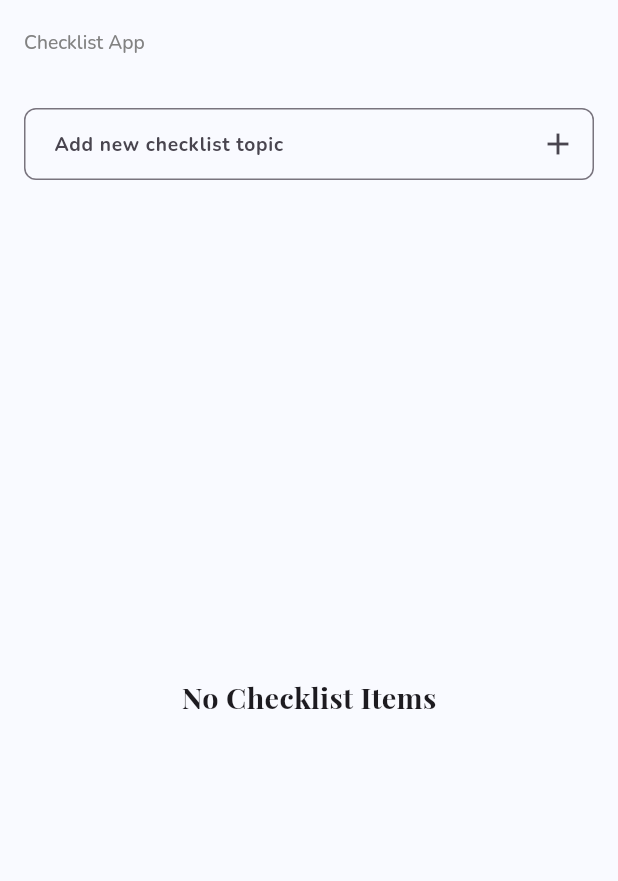
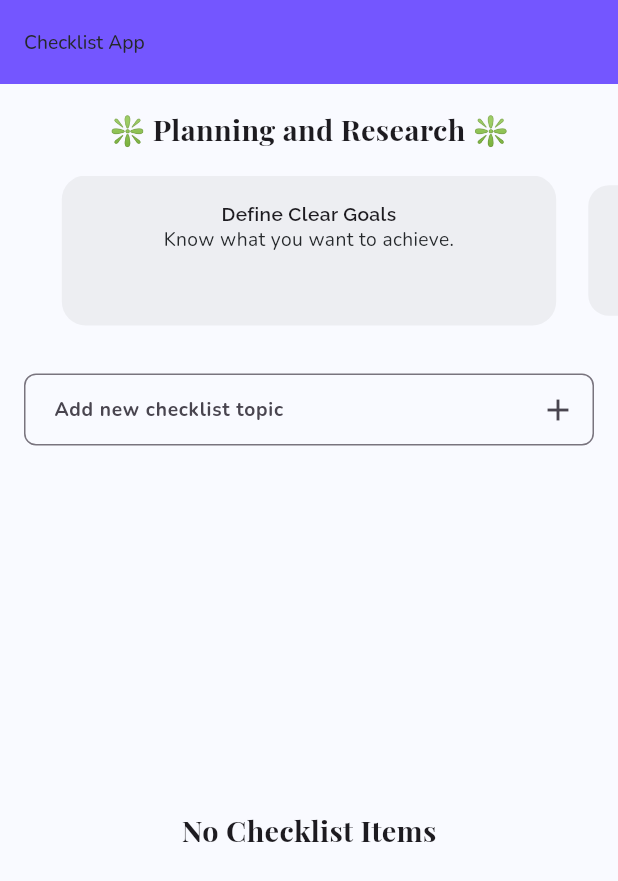
Before and after one commit to ahmedelshamy4/checkList_app, a Flutter app: the screen it shows after launch, on a phone screen of 412 x 824 dp. Shown: the top 881 px of the screen. Run offline on Flutter 3.47's test engine with Material 3 defaults, Android fonts, the light colour scheme and no system bars; drawn by our look-alikes of carousel_slider; our stand-ins replace bloc, cloud_firestore, equatable, firebase_core, flutter_bloc, flutter_spinkit and 5 more; accounts and stored records are empty.

Commit message:
working on MainChecklistPage

```diff
--- a/lib/home/presentation/pages/main_check_list_page.dart
+++ b/lib/home/presentation/pages/main_check_list_page.dart
@@ -1,12 +1,16 @@
 import 'package:checklist_app/core/custom_widgets/app_text_field_input.dart';
+import 'package:checklist_app/core/themes/app_colors.dart';
 import 'package:checklist_app/core/themes/app_text_styles.dart';
 import 'package:checklist_app/core/utils/custom_loader.dart';
+import 'package:checklist_app/core/utils/dimensions.dart';
 import 'package:checklist_app/home/domain/entities/check_list_item.dart';
 import 'package:checklist_app/home/presentation/manager/checklist_cubit.dart';
 import 'package:checklist_app/home/presentation/manager/checklist_state.dart';
 import 'package:checklist_app/home/presentation/widgets/build_reorderable_check_list_item.dart';
+import 'package:checklist_app/home/presentation/widgets/tips_carousel_widget.dart';
 import 'package:flutter/material.dart';
 import 'package:flutter_bloc/flutter_bloc.dart';
+import 'package:gap/gap.dart';
 
 class MainChecklistPage extends StatelessWidget {
   const MainChecklistPage({super.key});
@@ -19,10 +23,17 @@ class MainChecklistPage extends StatelessWidget {
         appBar: AppBar(
           title: Text(
             'Checklist App',
-            style: AppTextStyles.nunitoFont20Medium(context),
+            style: AppTextStyles.nunitoFont20Medium(context,color: AppColors.blackColor),
           ),
         ),
-        body: const _ChecklistBody(),
+        body: Column(
+          children: [
+            const Gap(PaddingDimensions.large),
+            Text("❇️ Planning and Research ❇️", style: AppTextStyles.playfairFont24Bold(context)),
+            TipsCarouselWidget(),
+            const Expanded(child: _ChecklistBody()),
+          ],
+        ),
       ),
     );
   }
@@ -51,9 +62,6 @@ class _ChecklistBodyState extends State<_ChecklistBody> {
     }
   }
 
-  void _onRemoveChecklistTopic(String id) {
-    context.read<ChecklistCubit>().removeChecklistItem(id);
-  }
 
   @override
   void dispose() {
--- /dev/null
+++ b/lib/home/presentation/widgets/tips_carousel_widget.dart
@@ -0,0 +1,92 @@
+import 'package:carousel_slider/carousel_slider.dart';
+import 'package:checklist_app/core/themes/app_colors.dart';
+import 'package:checklist_app/core/themes/app_text_styles.dart';
+import 'package:checklist_app/core/utils/dimensions.dart';
+import 'package:equatable/equatable.dart';
+import 'package:flutter/material.dart';
+
+class TipsCarouselWidget extends StatelessWidget {
+  TipsCarouselWidget({super.key});
+
+  final List<TipsCarouselEntity> carouselItems = [
+    const TipsCarouselEntity(
+        title: "Define Clear Goals", text: "Know what you want to achieve."),
+    const TipsCarouselEntity(
+        title: "Focus on User Experience",
+        text: "Design with your users in mind."),
+    const TipsCarouselEntity(
+        title: "Embrace Agile Methodology",
+        text: "Stay flexible and responsive to changes."),
+    const TipsCarouselEntity(
+        title: "User Stories",
+        text: "Create user stories to define user needs and scenarios."),
+    const TipsCarouselEntity(
+        title: "Test Early and Often", text: "Identify issues before launch."),
+    const TipsCarouselEntity(
+        title: "Plan for Scalability",
+        text: "Design for future growth from day one."),
+  ];
+  @override
+  Widget build(BuildContext context) {
+    return Padding(
+      padding: const EdgeInsets.symmetric(vertical: PaddingDimensions.large),
+      child: CarouselSlider(
+        options: CarouselOptions(
+          height: 100,
+          autoPlay: true,
+          enlargeCenterPage: true,
+          aspectRatio: 16 / 9,
+          enableInfiniteScroll: false,
+          initialPage: 0,
+        ),
+        items: carouselItems.map((item) {
+          return Builder(
+            builder: (BuildContext context) {
+              return Container(
+                width: MediaQuery.of(context).size.width * 0.9,
+                decoration: BoxDecoration(
+                  color: AppColors.mediumGrey.withOpacity(0.1),
+                  borderRadius: BorderRadius.circular(16),
+                ),
+                child: Padding(
+                  padding: const EdgeInsets.symmetric(
+                      vertical: PaddingDimensions.large),
+                  child: Column(
+                    children: [
+                      Text(
+                        item.title,
+                        style: AppTextStyles.ralewayFont20SemiBold(context),
+                        textAlign: TextAlign.center,
+                      ),
+                      Text(
+                        item.text,
+                        style: AppTextStyles.nunitoFont16Regular(context,
+                            color: AppColors.blackColor),
+                        textAlign: TextAlign.center,
+                      ),
+                    ],
+                  ),
+                ),
+              );
+            },
+          );
+        }).toList(),
+      ),
+    );
+  }
+}
+
+class TipsCarouselEntity extends Equatable {
+  final String title;
+  final String text;
+
+  const TipsCarouselEntity({
+    required this.title,
+    required this.text,
+  });
+  @override
+  List<Object?> get props => [
+        title,
+        text,
+      ];
+}
--- a/lib/my_app.dart
+++ b/lib/my_app.dart
@@ -20,7 +20,7 @@ class MyApp extends StatelessWidget {
           scaffoldBackgroundColor: AppColors.white,
           fontFamily: "Raleway",
           appBarTheme: AppBarTheme(
-            color: AppColors.white,
+            color: AppColors.primaryColor,
             elevation: 0,
             titleTextStyle: AppTextStyles.ralewayFont20SemiBold(context)
                 .copyWith(color: AppColors.white),
--- a/lib/topic_page/data/repositories/topic_repository_imp.dart
+++ b/lib/topic_page/data/repositories/topic_repository_imp.dart
@@ -11,8 +11,7 @@ class CheckListTopicRepositoryImp implements TopicRepository {
   CheckListTopicRepositoryImp({required this.firestore});
 
   @override
-  Future<void> addTopic(
-      String checklistName, TopicEntity topic) async {
+  Future<void> addTopic(String checklistName, TopicEntity topic) async {
     try {
       await firestore
           .collection(AppConstants.checklistCollection)
@@ -21,6 +20,7 @@ class CheckListTopicRepositoryImp implements TopicRepository {
           .add({
         'name': topic.name,
         'description': topic.description,
+        'timestamp': FieldValue.serverTimestamp(),
       });
       print('Topic added successfully');
     } catch (e) {
@@ -36,6 +36,7 @@ class CheckListTopicRepositoryImp implements TopicRepository {
           .collection(AppConstants.checklistCollection)
           .doc(checklistName)
           .collection(AppConstants.topicsCollection)
+          .orderBy('timestamp', descending: false)
           .get();
 
       return snapshot.docs.map((doc) {
--- a/lib/topic_page/presentation/pages/topic_page.dart
+++ b/lib/topic_page/presentation/pages/topic_page.dart
@@ -185,7 +185,7 @@ class _TopicDetailsPageBodyState extends State<TopicDetailsPageBody> {
                 appBar: AppBar(
                   title: Text(
                     widget.checklistItem.name,
-                    style: AppTextStyles.nunitoFont20Medium(context),
+                    style: AppTextStyles.nunitoFont20Medium(context,color: AppColors.blackColor),
                   ),
                 ),
                 body: _topics.isNotEmpty
--- a/pubspec.yaml
+++ b/pubspec.yaml
@@ -57,6 +57,7 @@ dependencies:
   injectable_generator: ^2.4.4
   build_runner: ^2.3.3
   flutter_spinkit: ^5.2.1
+  carousel_slider: ^5.0.0
 
 dev_dependencies:
   flutter_test:
@@ -83,7 +84,7 @@ flutter:
   # To add assets to your application, add an assets section, like this:
   assets:
      - assets/
-  #   - images/a_dot_ham.jpeg
+     - assets/images/
 
   # An image asset can refer to one or more resolution-specific "variants", see
   # https://flutter.dev/to/resolution-aware-images
```
Also changed, not shown: lib/topic_details_page.dart/data/repositories/topic_details_repository_iimp.dart (+3 -7 lines), lib/topic_details_page.dart/presentation/pages/topic_details_page.dart (+36 -36 lines), lib/topic_details_page.dart/presentation/widgets/add_or_edit_topic_dialog.dart (+10 -10 lines), assets/images/mobile_engineering_image.png (added), pubspec.lock.
